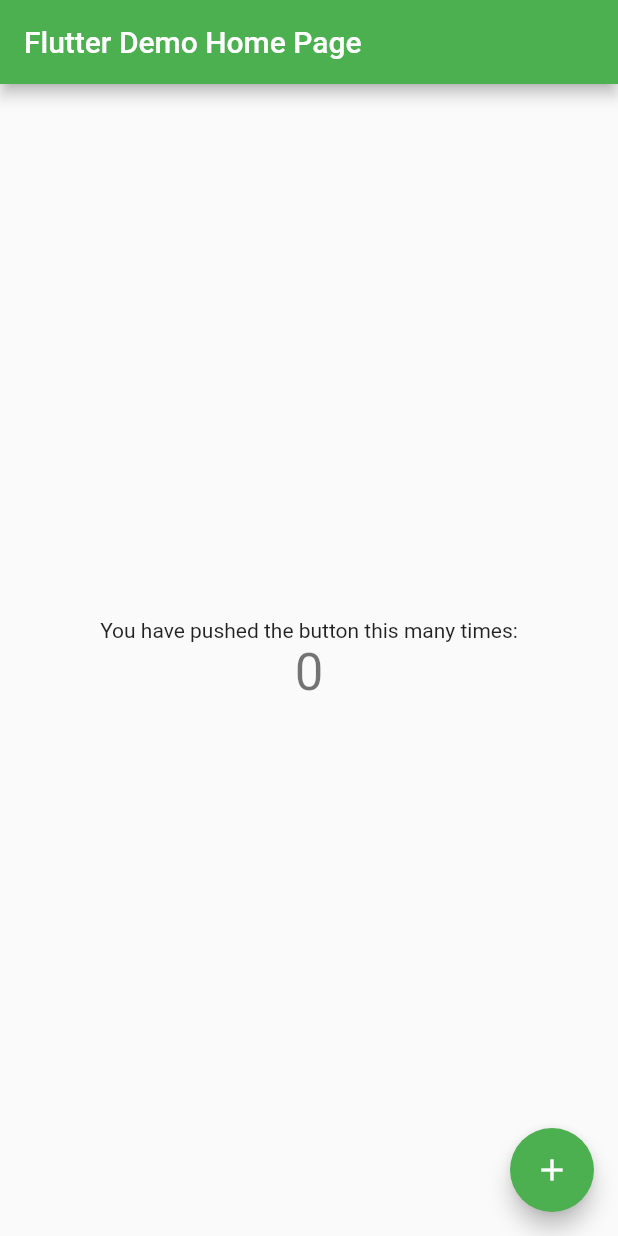
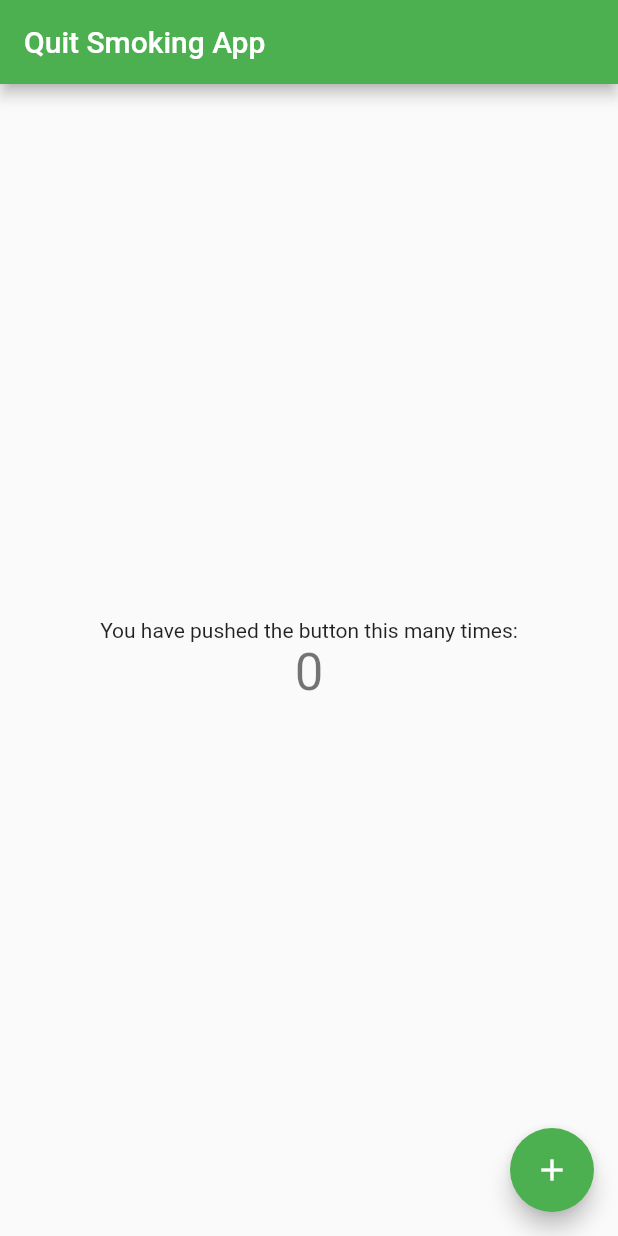
Before and after one commit to taiteng/4PQuitSmokingApplication, a Flutter app: the screen it shows after launch, on a phone screen of 412 x 824 dp. Run offline on Flutter 3.47's test engine with Material 2 defaults, Android fonts, the phone set to English and light mode, and no system bars.

Commit message:
Title Change

```diff
--- a/lib/main.dart
+++ b/lib/main.dart
@@ -24,7 +24,7 @@ class MyApp extends StatelessWidget {
         // is not restarted.
         primarySwatch: Colors.green,
       ),
-      home: const MyHomePage(title: 'Flutter Demo Home Page'),
+      home: const MyHomePage(title: 'Quit Smoking App'),
     );
   }
 }
```
